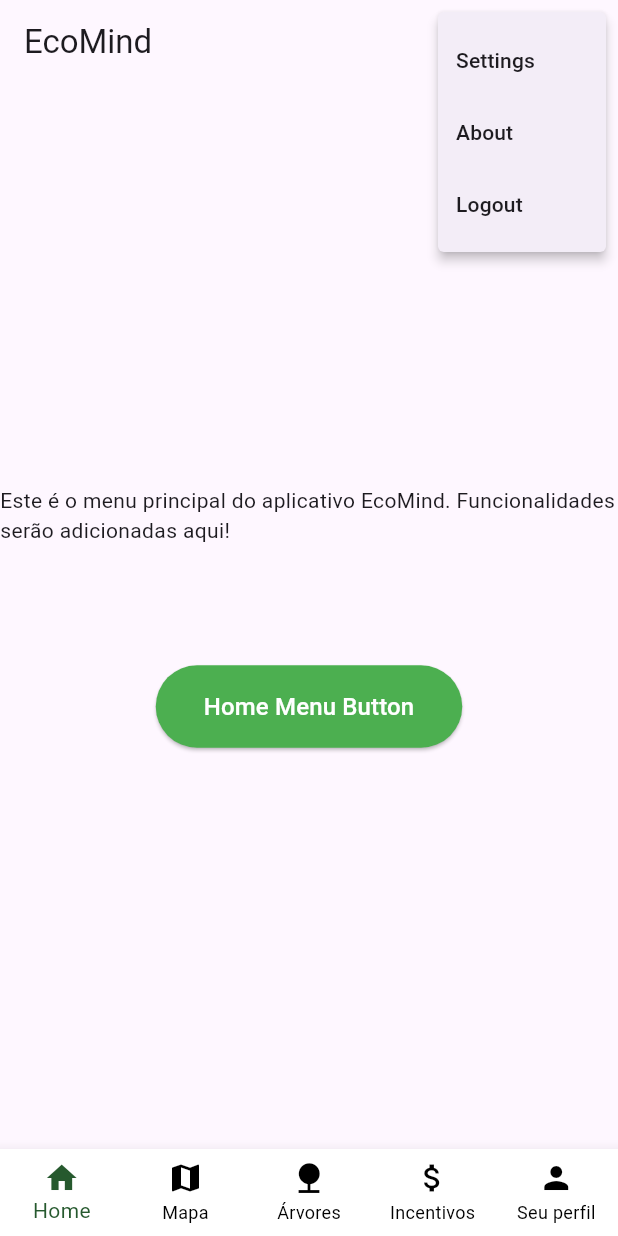
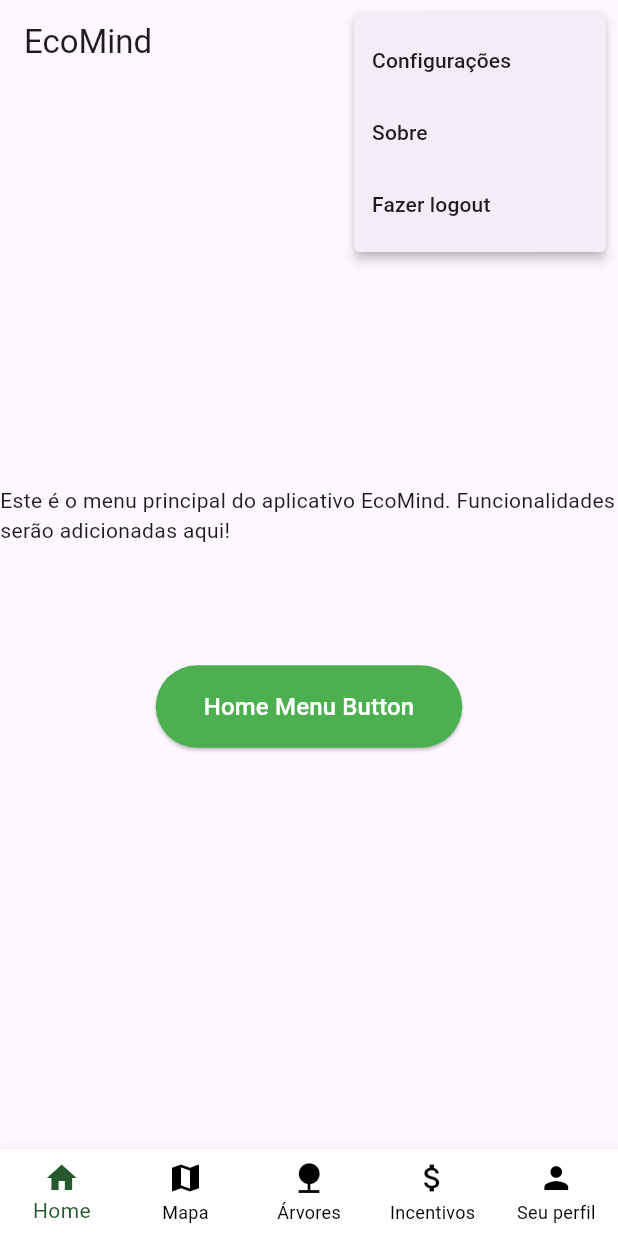
Before and after one commit to ggcraveiro/AppFetin, a Flutter app: the screen it shows after launch, after a tap on the "more vert" icon, on a phone screen of 412 x 824 dp. Run offline on Flutter 3.47's test engine with Material 3 defaults, Android fonts, the phone set to English and light mode, and no system bars.

Commit message:
Translate menu items to Portuguese
Updated menu item labels to Portuguese.

```diff
--- a/lib/pages/home_page.dart
+++ b/lib/pages/home_page.dart
@@ -34,15 +34,15 @@ class _HomePageState extends State<HomePage> {
               return [
                 const PopupMenuItem(
                   value: 'settings',
-                  child: Text('Settings'),
+                  child: Text('Configurações'),
                 ),
                 const PopupMenuItem(
                   value: 'about',
-                  child: Text('About'),
+                  child: Text('Sobre'),
                 ),
                 const PopupMenuItem(
                   value: 'logout',
-                  child: Text('Logout'),
+                  child: Text('Fazer logout'),
                 ),
               ];
             },
```
